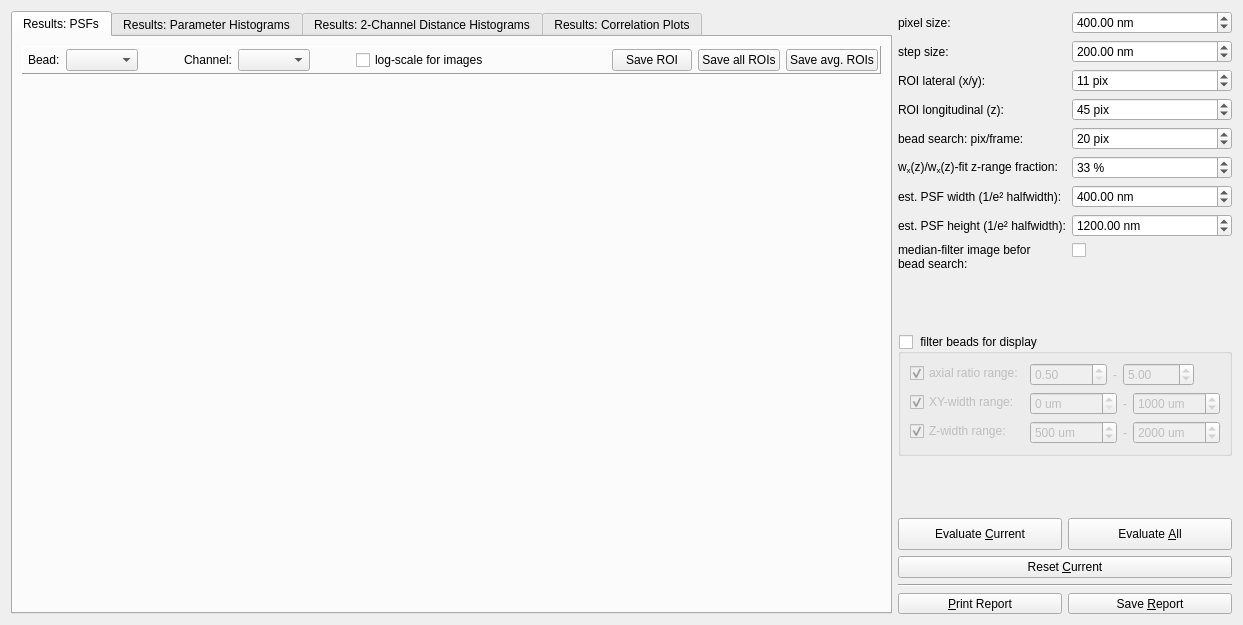
This is plugins/qfevalbeadscanpsf/qfevalbeadscanpsf_editor.ui in jkriege2/QuickFit3 as Qt 5 draws it before an edit. The edited form follows.
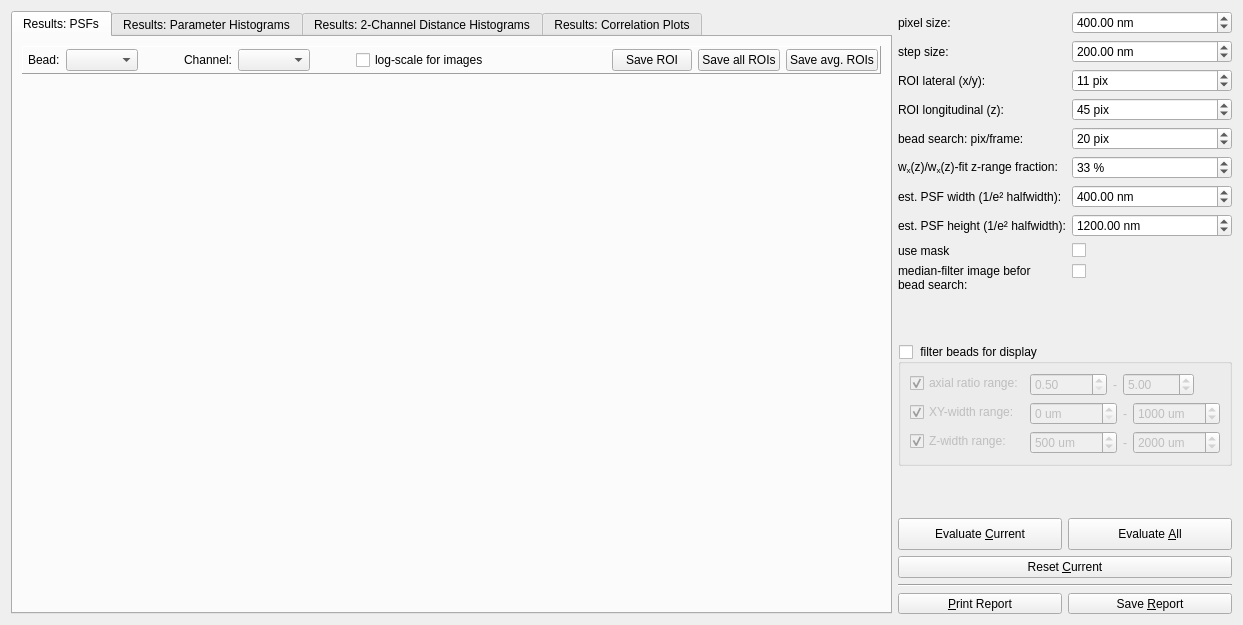
This is the edited form. Icons and pictures are not drawn. Custom widgets are drawn as their Qt base class.

Diff of the .ui file:
```diff
--- a/plugins/qfevalbeadscanpsf/qfevalbeadscanpsf_editor.ui
+++ b/plugins/qfevalbeadscanpsf/qfevalbeadscanpsf_editor.ui
@@ -578,20 +578,34 @@
          </property>
         </widget>
        </item>
-       <item row="8" column="1">
+       <item row="9" column="1">
         <widget class="QCheckBox" name="chkMedianFIlter">
          <property name="text">
           <string/>
          </property>
         </widget>
        </item>
-       <item row="8" column="0">
+       <item row="9" column="0">
         <widget class="QLabel" name="label_18">
          <property name="text">
           <string>median-filter image befor&lt;br&gt;bead search:</string>
          </property>
         </widget>
        </item>
+       <item row="8" column="0">
+        <widget class="QLabel" name="label_16">
+         <property name="text">
+          <string>use mask</string>
+         </property>
+        </widget>
+       </item>
+       <item row="8" column="1">
+        <widget class="QCheckBox" name="chkUseMask">
+         <property name="text">
+          <string/>
+         </property>
+        </widget>
+       </item>
       </layout>
      </item>
      <item row="4" column="0" colspan="2">
```
Left out of the diff: 44 changed lines with no effect on the pictures.
